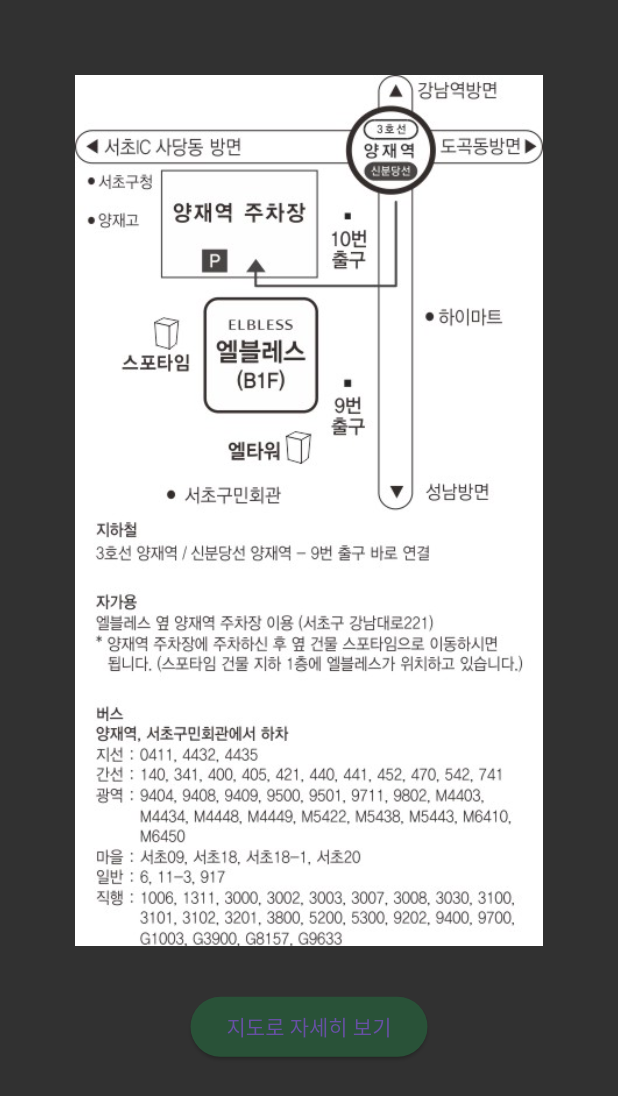
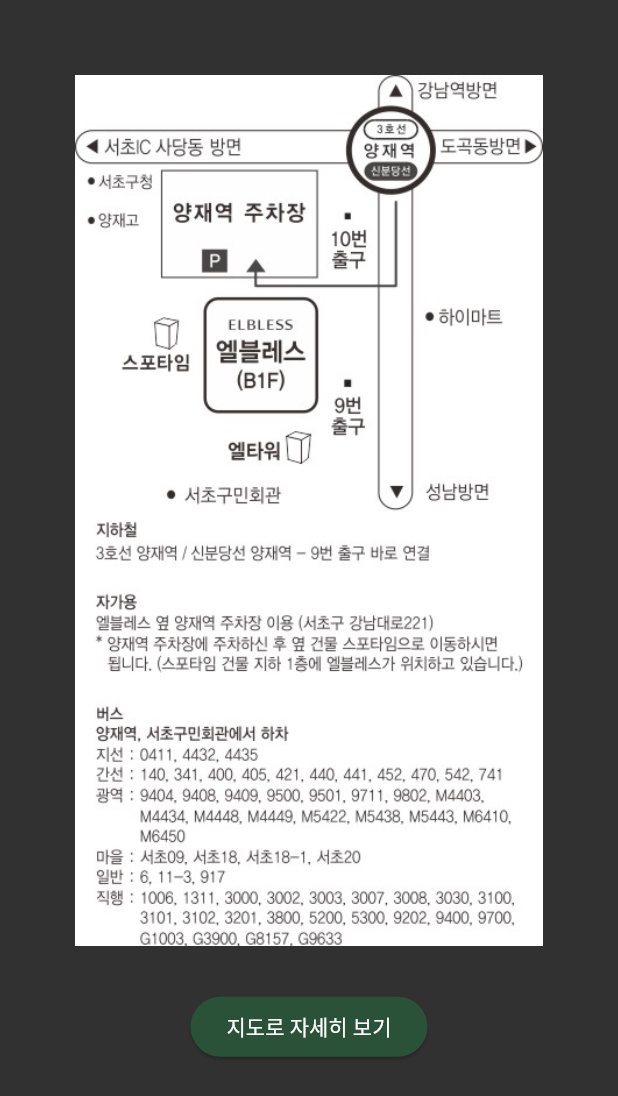
Before and after one commit to dev-z0/wedding_invitation, a Flutter app: the MapWidget widget shown alone on an empty page, opened directly, on a phone screen of 412 x 824 dp. Shown: the top 1096 px of the screen. Run offline on Flutter 3.47's test engine with Material 3 defaults, Android fonts, the phone set to English and light mode, and no system bars; our stand-ins replace auto_size_text, table_calendar.

Commit message:
buttonTextColor, map url

```diff
--- a/lib/widget/header.dart
+++ b/lib/widget/header.dart
@@ -87,7 +87,10 @@ class Header extends StatelessWidget {
             SizedBox(height: 10),
             ElevatedButton(
               onPressed: showContactDialog,
-              child: const Text('혼주에게 연락하기'),
+              child: const Text(
+                '혼주에게 연락하기',
+                style: TextStyle(color: Colors.white),
+              ),
             )
           ],
         ));
--- a/lib/widget/map.dart
+++ b/lib/widget/map.dart
@@ -11,8 +11,11 @@ class MapWidget extends StatelessWidget {
           SizedBox(height: 30),
           ElevatedButton(
             onPressed: () => launchUrl(Uri.parse(
-                'https://map.kakao.com/?urlX=507728&urlY=1106480&urlLevel=3&itemId=607282159&q=%EC%97%98%EB%B8%94%EB%A0%88%EC%8A%A4&map_type=TYPE_MAP')),
-            child: const Text('지도로 자세히 보기'),
+                'https://map.naver.com/p/entry/place/37688101?c=15.00,0,0,0,dh')),
+            child: const Text(
+              '지도로 자세히 보기',
+              style: TextStyle(color: Colors.white),
+            ),
           )
         ]));
   }
```
